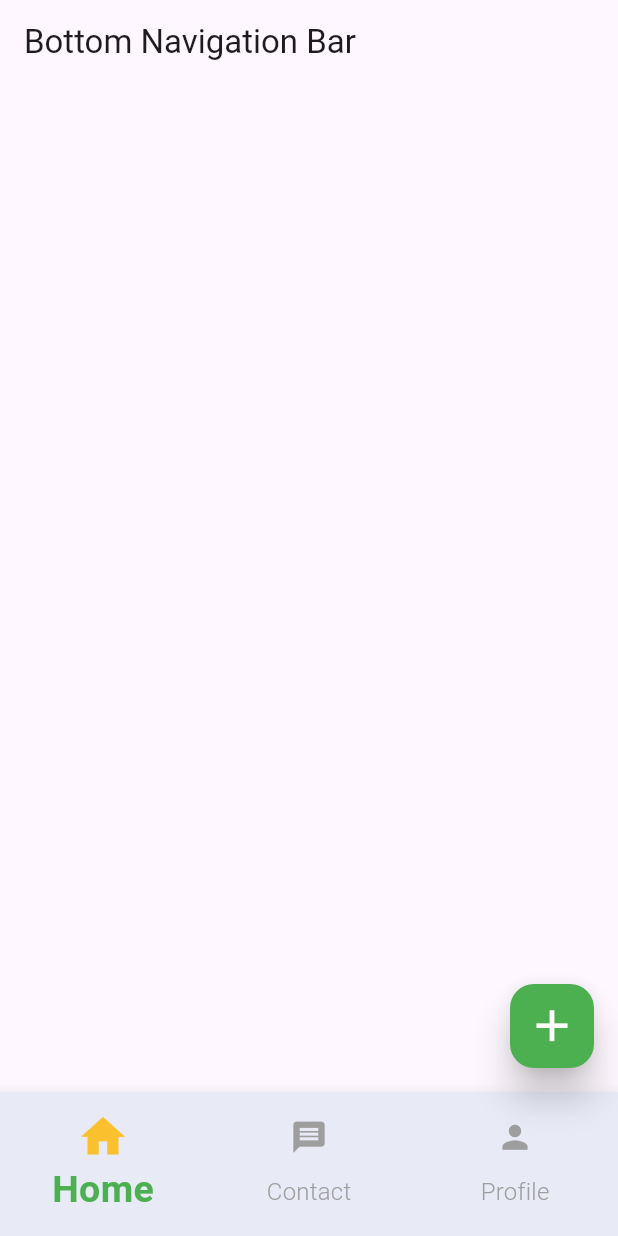
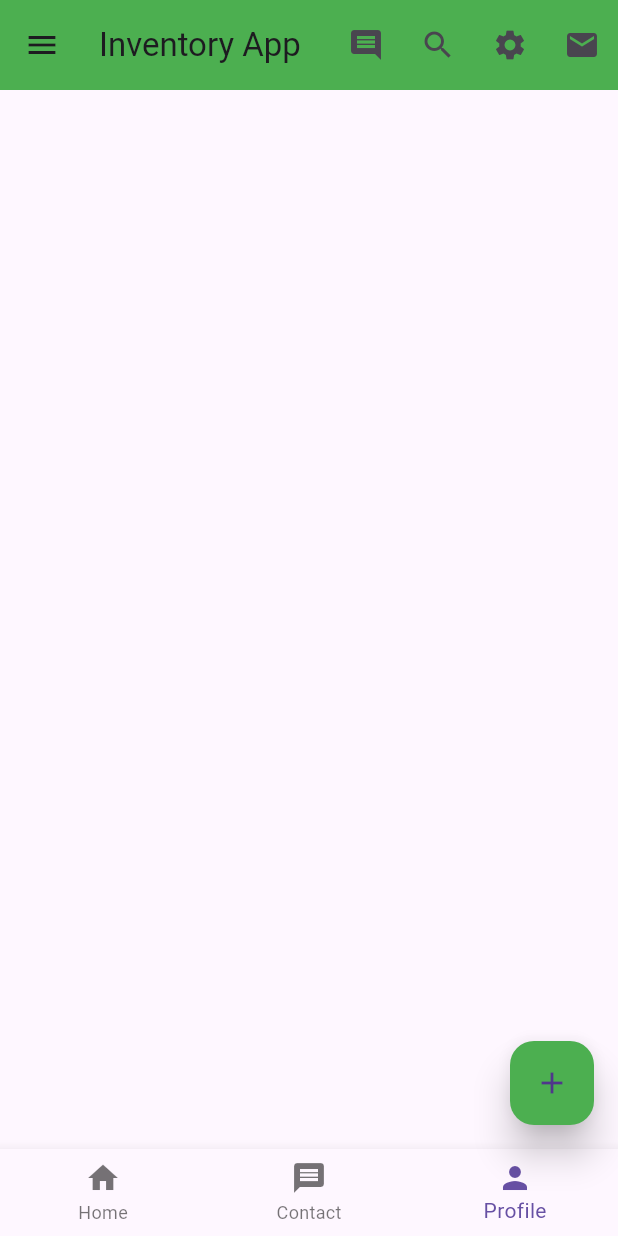
Before and after one commit to bongodevops/Flutter_Custom_Widgets, a Flutter app: the screen it shows after launch, on a phone screen of 412 x 824 dp. Run offline on Flutter 3.47's test engine with Material 3 defaults, Android fonts, the phone set to English and light mode, and no system bars.

Commit message:
8-Navigation_Drawer

```diff
--- a/lib/main.dart
+++ b/lib/main.dart
@@ -22,7 +22,7 @@ class MyApp extends StatelessWidget {
 class HomeActivity extends StatelessWidget {
   const HomeActivity({super.key});
 
-  MySnackBar(message, context) {
+  mySnackBar(message, context) {
     return ScaffoldMessenger.of(
       context,
     ).showSnackBar(SnackBar(content: Text(message)));
@@ -31,97 +31,175 @@ class HomeActivity extends StatelessWidget {
   @override
   Widget build(BuildContext context) {
     return Scaffold(
-      appBar: AppBar(title: const Text("Bottom Navigation Bar")),
-
-      /*
       appBar: AppBar(
-        leading: IconButton(
-          icon: const Icon(Icons.menu),
-          onPressed: () {
-            MySnackBar("I am menu", context);
-          },
-        ),
-
-        //
-        // centerTitle: true,
         title: const Text("Inventory App"),
         titleSpacing: 10,
-        toolbarHeight: 70,
+        toolbarHeight: 60,
         toolbarOpacity: 1,
-        elevation: 3,
+        elevation: 0,
         backgroundColor: Colors.green,
         actions: [
           IconButton(
             onPressed: () {
-              MySnackBar("I am comments", context);
+              mySnackBar("I am comments", context);
             },
-            icon: const Icon(Icons.comment),
+            icon: Icon(Icons.comment),
           ),
           IconButton(
             onPressed: () {
-              MySnackBar("I am search", context);
+              mySnackBar("I am search", context);
             },
-            icon: const Icon(Icons.search),
+            icon: Icon(Icons.search),
           ),
           IconButton(
             onPressed: () {
-              MySnackBar("I am settings", context);
+              mySnackBar("I am settings", context);
             },
-            icon: const Icon(Icons.settings),
+            icon: Icon(Icons.settings),
           ),
           IconButton(
             onPressed: () {
-              MySnackBar("I am email", context);
+              mySnackBar("I am email", context);
             },
-            icon: const Icon(Icons.email),
+            icon: Icon(Icons.email),
           ),
         ],
       ),
-      */
+
       floatingActionButton: FloatingActionButton(
         elevation: 10,
         backgroundColor: Colors.green,
         onPressed: () {
-          MySnackBar("I am floating action button", context);
+          mySnackBar("I am floating action button", context);
         },
-        child: const Icon(Icons.add, color: Colors.white, size: 35),
+        child: const Icon(Icons.add),
       ),
 
       bottomNavigationBar: BottomNavigationBar(
-        currentIndex: 0,
-        selectedFontSize: 25,
-        unselectedFontSize: 16,
-        selectedItemColor: Colors.green,
-        selectedLabelStyle: const TextStyle(
-          fontWeight: FontWeight.bold,
-          color: Colors.green,
-        ),
-        unselectedLabelStyle: const TextStyle(fontWeight: FontWeight.w300),
-        selectedIconTheme: IconThemeData(
-          size: 35,
-          color: Colors.yellow.shade700,
-        ),
-        elevation: 10,
-        iconSize: 25,
-        backgroundColor: Colors.indigo.shade50,
-        unselectedItemColor: Colors.grey,
-        items: [
+        currentIndex: 2,
+        items: const [
           BottomNavigationBarItem(icon: Icon(Icons.home), label: "Home"),
           BottomNavigationBarItem(icon: Icon(Icons.message), label: "Contact"),
           BottomNavigationBarItem(icon: Icon(Icons.person), label: "Profile"),
         ],
         onTap: (int index) {
           if (index == 0) {
-            MySnackBar("I am home bottom menu", context);
+            mySnackBar("I am home bottom menu", context);
           }
           if (index == 1) {
-            MySnackBar("I am contact bottom menu", context);
+            mySnackBar("I am contact bottom menu", context);
           }
           if (index == 2) {
-            MySnackBar("I am profile bottom menu", context);
+            mySnackBar("I am profile bottom menu", context);
           }
         },
       ),
+
+      drawer: Drawer(
+        child: ListView(
+          children: [
+            DrawerHeader(
+              padding: const EdgeInsets.all(0),
+              child: UserAccountsDrawerHeader(
+                decoration: const BoxDecoration(color: Colors.white),
+                accountName: const Text(
+                  "Hafiz Rahman",
+                  style: TextStyle(color: Colors.black),
+                ),
+                accountEmail: const Text(
+                  "info@hafiz.com",
+                  style: TextStyle(color: Colors.black),
+                ),
+                currentAccountPicture: Image.network(
+                  "https://avatars.githubusercontent.com/u/80614973?v=4",
+                ),
+                onDetailsPressed: () {
+                  mySnackBar("This is profile", context);
+                },
+              ),
+            ),
+
+            ListTile(
+              iconColor: Colors.orange,
+              textColor: Colors.indigo,
+              leading: const Icon(Icons.home),
+              title: const Text("Home"),
+              onTap: () {
+                mySnackBar("I am home", context);
+              },
+            ),
+            ListTile(
+              selected: true,
+              selectedTileColor: Colors.yellow,
+              selectedColor: Colors.red,
+              leading: const Icon(Icons.email),
+              title: const Text("Email"),
+              onTap: () {
+                mySnackBar("I am email", context);
+              },
+            ),
+            ListTile(
+              titleTextStyle: TextStyle(color: Colors.red, fontSize: 20),
+              leading: const Icon(Icons.phone),
+              title: const Text("Phone"),
+              onTap: () {
+                mySnackBar("I am phone", context);
+              },
+            ),
+          ],
+        ),
+      ),
+
+      /*
+      endDrawer: Drawer(
+        child: ListView(
+          children: [
+            DrawerHeader(
+              padding: const EdgeInsets.all(0),
+              child: UserAccountsDrawerHeader(
+                decoration: const BoxDecoration(color: Colors.white),
+                accountName: const Text(
+                  "Hafiz Rahman",
+                  style: TextStyle(color: Colors.black),
+                ),
+                accountEmail: const Text(
+                  "info@hafiz.com",
+                  style: TextStyle(color: Colors.black),
+                ),
+                currentAccountPicture: Image.network(
+                  "https://avatars.githubusercontent.com/u/80614973?v=4",
+                ),
+                onDetailsPressed: () {
+                  MySnackBar("This is profile", context);
+                },
+              ),
+            ),
+            ListTile(
+              leading: const Icon(Icons.home),
+              title: const Text("Home"),
+              onTap: () {
+                MySnackBar("I am home", context);
+              },
+            ),
+            ListTile(
+              leading: const Icon(Icons.email),
+              title: const Text("Email"),
+              onTap: () {
+                MySnackBar("I am email", context);
+              },
+            ),
+            ListTile(
+              leading: const Icon(Icons.phone),
+              title: const Text("Phone"),
+              onTap: () {
+                MySnackBar("I am phone", context);
+              },
+            ),
+          ],
+        ),
+      ),
+
+       */
     );
   }
 }
```
